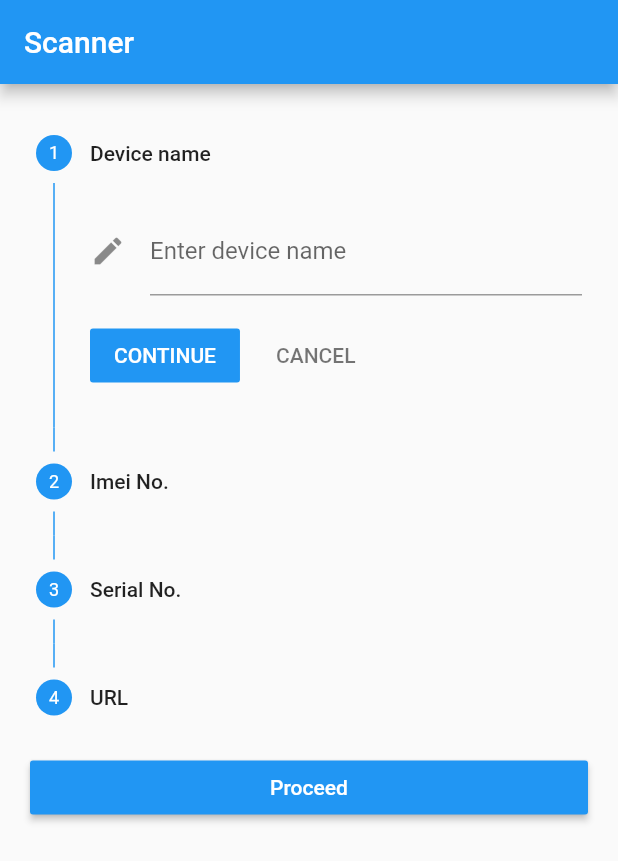
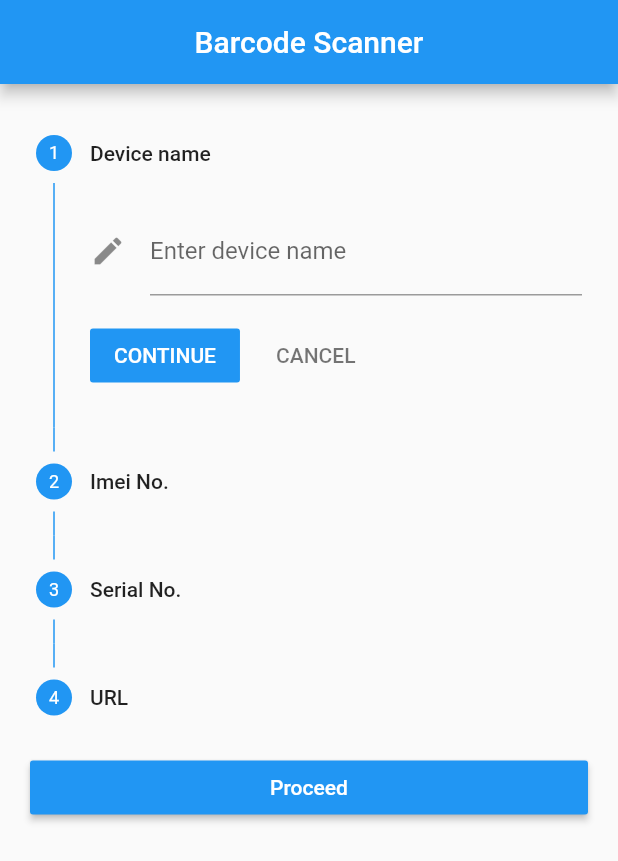
Before and after one commit to collinsoops/barcodescanner-flutter, a Flutter app: the screen it shows after launch, on a phone screen of 412 x 824 dp. Shown: the top 861 px of the screen. Run offline on Flutter 3.47's test engine with Material 2 defaults, Android fonts, the phone set to English and light mode, and no system bars; missing offline and left inert: flutter_barcode_scanner.

Commit message:
icons added

```diff
--- a/lib/scanner.dart
+++ b/lib/scanner.dart
@@ -22,12 +22,13 @@ class MyAppScreenMode extends State<MyScanner> {
   @override
   Widget build(BuildContext context) {
     return new MaterialApp(
+      debugShowCheckedModeBanner: false,
         theme: new ThemeData(
           primarySwatch: Colors.blue,
         ),
         home: new Scaffold(
           appBar: new AppBar(
-            title: new Text('Scanner'),
+            title: Center(child: new Text('Barcode Scanner')),
           ),
           body: new StepperBody(),
         ));
@@ -242,7 +243,7 @@ class _StepperBodyState extends State<StepperBody> {
                         decoration: new InputDecoration(
                             labelText: 'Tap to Scan Imei',
                             hintText: data.imei.isNotEmpty? data.imei : 'Scan Imei',
-                            icon: const Icon(Icons.edit),
+                            icon: const Icon(Icons.scanner),
                             labelStyle:
                             new TextStyle(decorationStyle: TextDecorationStyle.solid)),
                       )),
@@ -270,7 +271,7 @@ class _StepperBodyState extends State<StepperBody> {
                         decoration: new InputDecoration(
                             labelText: 'Tap to Scan Serial No.',
                             hintText: data.serial.isNotEmpty? data.serial: 'Scan Serial',
-                            icon: const Icon(Icons.edit),
+                            icon: const Icon(Icons.scanner_outlined),
                             labelStyle:
                             new TextStyle(decorationStyle: TextDecorationStyle.solid)),
                       )),
```
Also changed, not shown: 16 other files.
